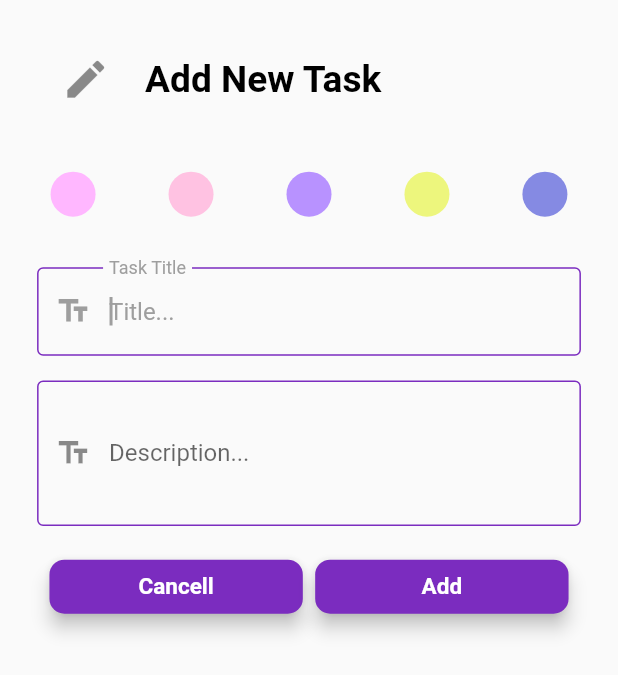
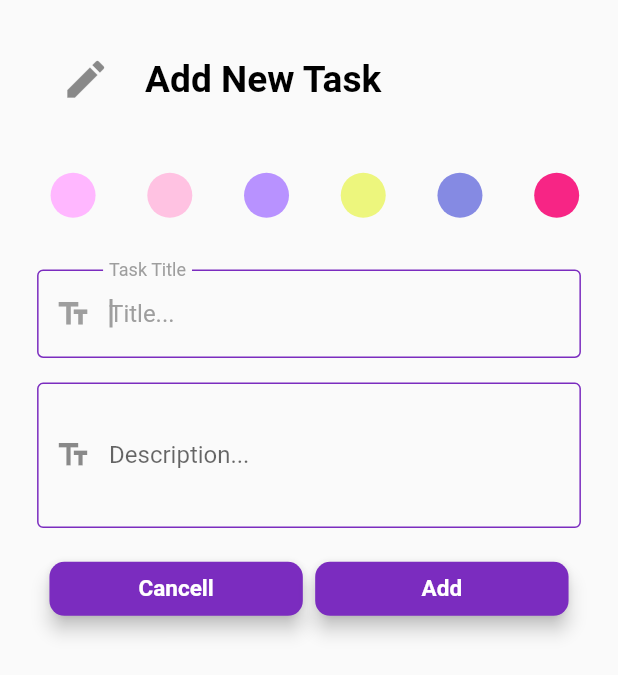
Before and after one commit to Silentcry16/todo_bloc2, a Flutter app: the AddTaskScreen widget shown alone on an empty page, opened directly, on a phone screen of 412 x 824 dp. Shown: the top 675 px of the screen. Run offline on Flutter 3.47's test engine with Material 2 defaults, Android fonts, the phone set to English and light mode, and no system bars; our stand-ins replace equatable, flutter_bloc, get, google_fonts, hydrated_bloc.

Commit message:
color palette and dark listTile color , implemented

```diff
--- a/lib/widgets/add_task_screen.dart
+++ b/lib/widgets/add_task_screen.dart
@@ -13,6 +13,18 @@ class AddTaskScreen extends StatefulWidget {
 
 class _AddTaskScreenState extends State<AddTaskScreen> {
   Color? color;
+
+  List<Color> colorsList = [
+    Color(0xFFffb7ff),
+    Color(0xFFffc2e2),
+    Color(0xFFb892ff),
+    Color(0xFFedf67d),
+    Color(0xFF858ae3),
+    Color(0xFFf72585),
+    Color(0xFFff9e00),
+    Color(0xFFffcbf2),
+    Color(0xFFff6d00),
+  ];
   @override
   Widget build(BuildContext context) {
     var size = MediaQuery.of(context).size;
@@ -40,61 +52,25 @@ class _AddTaskScreenState extends State<AddTaskScreen> {
               SizedBox(
                 height: size.height * 0.03,
               ),
-              Row(
-                mainAxisAlignment: MainAxisAlignment.spaceBetween,
-                children: [
-                  IconButton(
-                    onPressed: () => color = Color(0xFFffb7ff),
+              Container(
+                  height: size.height * 0.06,
+                  width: size.width,
+                  child: ListView.separated(
+                      scrollDirection: Axis.horizontal,
+                      itemBuilder: (context, i) => IconButton(
+                            onPressed: () => color = colorsList[i],
                             icon: Container(
                               width: 30,
                               height: 30,
                               decoration: BoxDecoration(
                                   borderRadius: BorderRadius.circular(30),
-                          color: Color(0xFFffb7ff)),
+                                  color: colorsList[i]),
                             ),
                           ),
-                  IconButton(
-                    onPressed: () => color = Color(0xFFffc2e2),
-                    icon: Container(
-                      width: 30,
-                      height: 30,
-                      decoration: BoxDecoration(
-                          borderRadius: BorderRadius.circular(30),
-                          color: Color(0xFFffc2e2)),
+                      separatorBuilder: (context, index) => SizedBox(
+                            width: size.height * 0.02,
                           ),
-                  ),
-                  IconButton(
-                    onPressed: () => color = Color(0xFFb892ff),
-                    icon: Container(
-                      width: 30,
-                      height: 30,
-                      decoration: BoxDecoration(
-                          borderRadius: BorderRadius.circular(30),
-                          color: Color(0xFFb892ff)),
-                    ),
-                  ),
-                  IconButton(
-                    onPressed: () => color = Color(0xFFedf67d),
-                    icon: Container(
-                      width: 30,
-                      height: 30,
-                      decoration: BoxDecoration(
-                          borderRadius: BorderRadius.circular(30),
-                          color: Color(0xFFedf67d)),
-                    ),
-                  ),
-                  IconButton(
-                    onPressed: () => color = Color(0xFF858ae3),
-                    icon: Container(
-                      width: 30,
-                      height: 30,
-                      decoration: BoxDecoration(
-                          borderRadius: BorderRadius.circular(30),
-                          color: Color(0xFF858ae3)),
-                    ),
-                  ),
-                ],
-              ),
+                      itemCount: colorsList.length)),
               SizedBox(
                 height: size.height * 0.03,
               ),
@@ -180,3 +156,60 @@ class _AddTaskScreenState extends State<AddTaskScreen> {
     );
   }
 }
+
+
+//  Row(
+//                 mainAxisAlignment: MainAxisAlignment.spaceBetween,
+//                 children: [
+//                   IconButton(
+//                     onPressed: () => color = Color(0xFFffb7ff),
+//                     icon: Container(
+//                       width: 30,
+//                       height: 30,
+//                       decoration: BoxDecoration(
+//                           borderRadius: BorderRadius.circular(30),
+//                           color: Color(0xFFffb7ff)),
+//                     ),
+//                   ),
+//                   IconButton(
+//                     onPressed: () => color = Color(0xFFffc2e2),
+//                     icon: Container(
+//                       width: 30,
+//                       height: 30,
+//                       decoration: BoxDecoration(
+//                           borderRadius: BorderRadius.circular(30),
+//                           color: Color(0xFFffc2e2)),
+//                     ),
+//                   ),
+//                   IconButton(
+//                     onPressed: () => color = Color(0xFFb892ff),
+//                     icon: Container(
+//                       width: 30,
+//                       height: 30,
+//                       decoration: BoxDecoration(
+//                           borderRadius: BorderRadius.circular(30),
+//                           color: Color(0xFFb892ff)),
+//                     ),
+//                   ),
+//                   IconButton(
+//                     onPressed: () => color = Color(0xFFedf67d),
+//                     icon: Container(
+//                       width: 30,
+//                       height: 30,
+//                       decoration: BoxDecoration(
+//                           borderRadius: BorderRadius.circular(30),
+//                           color: Color(0xFFedf67d)),
+//                     ),
+//                   ),
+//                   IconButton(
+//                     onPressed: () => color = Color(0xFF858ae3),
+//                     icon: Container(
+//                       width: 30,
+//                       height: 30,
+//                       decoration: BoxDecoration(
+//                           borderRadius: BorderRadius.circular(30),
+//                           color: Color(0xFF858ae3)),
+//                     ),
+//                   ),
+//                 ],
+//               ),
--- a/lib/widgets/edit_task.dart
+++ b/lib/widgets/edit_task.dart
@@ -13,7 +13,7 @@ class EditTask extends StatefulWidget {
 }
 
 class _EditTaskState extends State<EditTask> {
-   Color? color;
+  Color? color;
   @override
   Widget build(BuildContext context) {
     var size = MediaQuery.of(context).size;
@@ -164,7 +164,7 @@ class _EditTaskState extends State<EditTask> {
                               var task = Task(
                                   id: GUIDGen.generate(),
                                   title: titleController.text,
-                                  color: color!,
+                                  color: color,
                                   regDate: DateTime.now().toString(),
                                   isDeleted: false,
                                   isDone: false,
--- a/lib/widgets/task_list.dart
+++ b/lib/widgets/task_list.dart
@@ -1,4 +1,5 @@
 import 'package:flutter/material.dart';
+import '../blocs/bloc_exports.dart';
 import '../models/task.dart';
 import 'list_item.dart';
 
@@ -11,6 +12,8 @@ class TaskList extends StatelessWidget {
   final List<Task> taskList;
   @override
   Widget build(BuildContext context) {
+    return BlocBuilder<SwitchBloc, SwitchState>(
+      builder: (context, state) {
         return Expanded(
           child: SingleChildScrollView(
             child: Column(
@@ -20,7 +23,9 @@ class TaskList extends StatelessWidget {
                     children: taskList
                         .map(
                           (task) => ExpansionPanelRadio(
-                        backgroundColor: task.color,
+                            backgroundColor: state.switchValue
+                                ? Colors.grey.shade800
+                                : task.color,
                             value: task.id,
                             headerBuilder: (context, isExpanded) =>
                                 ListItem(task: task),
@@ -54,6 +59,8 @@ class TaskList extends StatelessWidget {
             ),
           ),
         );
+      },
+    );
   }
 }
 
--- a/pubspec.yaml
+++ b/pubspec.yaml
@@ -35,7 +35,7 @@ dependencies:
   # The following adds the Cupertino Icons font to your application.
   # Use with the CupertinoIcons class for iOS style icons.
   cupertino_icons: ^1.0.2
-  hydrated_bloc: ^9.1.1
+  hydrated_bloc: ^9.1.2
   path_provider: ^2.0.15
   intl: ^0.18.1
   get: ^4.6.5
```
Also changed, not shown: lib/blocs/task_bloc/tasks_bloc.dart (+0 -49 lines), pubspec.lock. Lines whose indentation alone changed are shown as unchanged.
